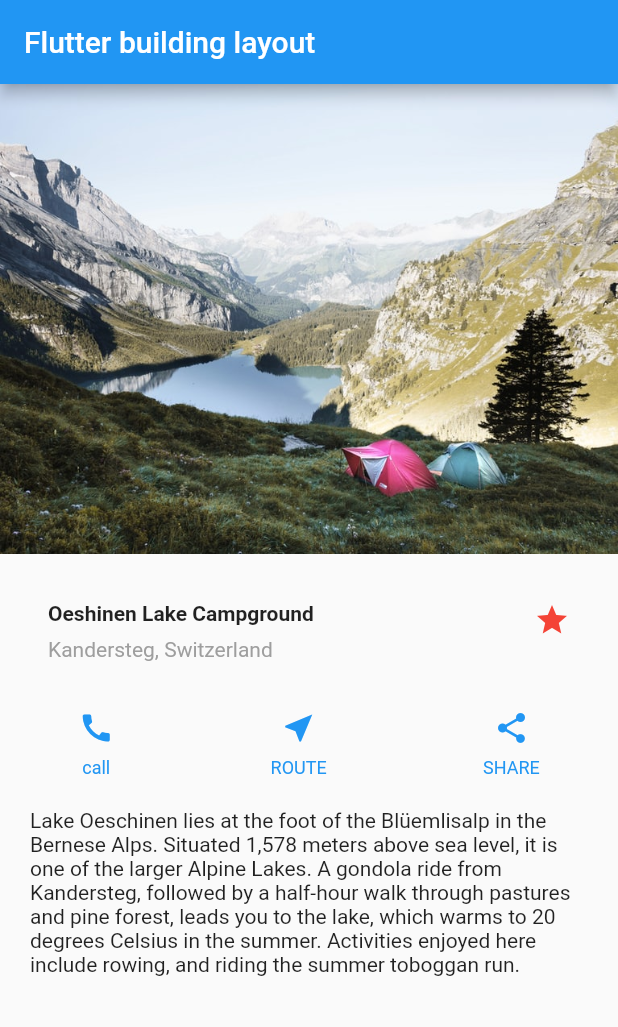
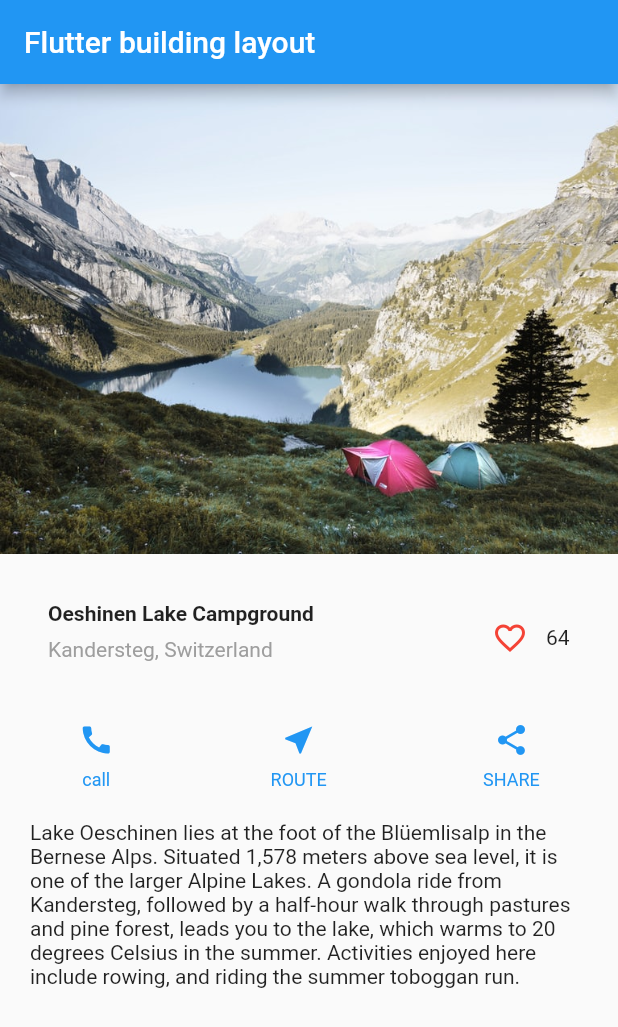
Before and after one commit to mygitt1/flutter_building_layout, a Flutter app: the screen it shows after launch, on a phone screen of 412 x 824 dp. Shown: the top 1027 px of the screen. Run offline on Flutter 3.47's test engine with Material 2 defaults, Android fonts, the phone set to English and light mode, and no system bars.

Commit message:
added interactivity

```diff
--- /dev/null
+++ b/lib/fav_widget.dart
@@ -0,0 +1,48 @@
+import 'package:flutter/material.dart';
+
+class FavouriteWidget extends StatefulWidget {
+  @override
+  _FavouriteWidgetState createState() => _FavouriteWidgetState();
+}
+
+class _FavouriteWidgetState extends State<FavouriteWidget> {
+  bool _isFavourite = false;
+  int _isCount = 64;
+  @override
+  Widget build(BuildContext context) {
+    return Row(
+      mainAxisSize: MainAxisSize.min,
+      children: [
+        Container(
+          padding: EdgeInsets.all(0),
+          child: IconButton(
+            padding: EdgeInsets.all(0),
+            icon: Icon(
+              _isFavourite ? Icons.favorite : Icons.favorite_border,
+              color: Colors.red[500],
+            ),
+            onPressed: _toggleFavourite,
+          ),
+        ),
+        SizedBox(
+          width: 16,
+          child: Container(
+            child: Text('$_isCount'),
+          ),
+        ),
+      ],
+    );
+  }
+
+  void _toggleFavourite() {
+    setState(() {
+      if (_isFavourite) {
+        _isCount -= 1;
+        _isFavourite = false;
+      } else {
+        _isFavourite = true;
+        _isCount += 1;
+      }
+    });
+  }
+}
--- a/lib/main.dart
+++ b/lib/main.dart
@@ -1,4 +1,5 @@
 import 'package:flutter/material.dart';
+import 'package:flutter_building_layout/fav_widget.dart';
 
 void main() {
   runApp(MyApp());
@@ -54,10 +55,7 @@ class MyApp extends StatelessWidget {
               ],
             ),
           ),
-          Icon(
-            Icons.star,
-            color: Colors.red[500],
-          )
+          FavouriteWidget(),
         ],
       ),
     );
```
